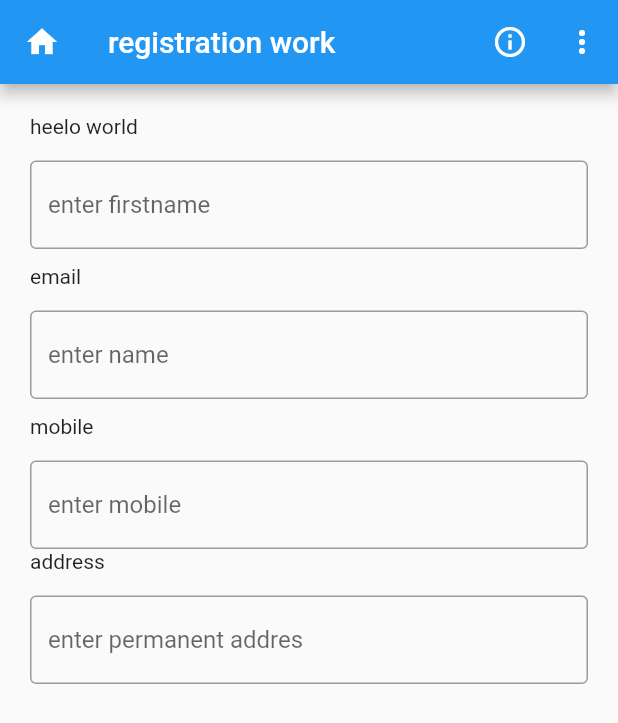
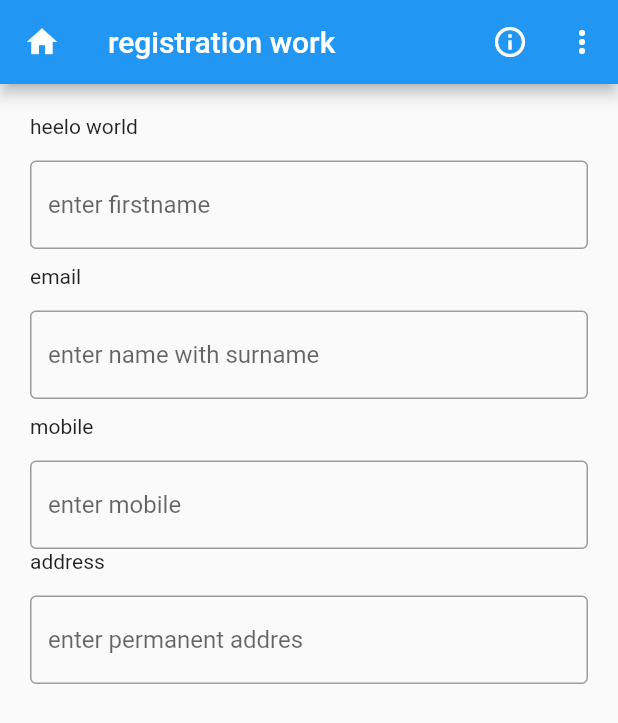
Before and after one commit to pranav9528/sagar, a Flutter app: the screen it shows after launch, on a phone screen of 412 x 824 dp. Shown: the top 723 px of the screen. Run offline on Flutter 3.47's test engine with Material 2 defaults, Android fonts, the phone set to English and light mode, and no system bars.

Commit message:
Update main.dart
name changed from first name to surname

```diff
--- a/repo1/lib/main.dart
+++ b/repo1/lib/main.dart
@@ -80,7 +80,7 @@ class _RegisterPageState extends State<RegisterPage> {
               TextField(
                 decoration: const InputDecoration(
                   border: OutlineInputBorder(),
-                  hintText: 'enter name',
+                  hintText: 'enter name with surname',
                 ),
               ),
               const SizedBox(
```
